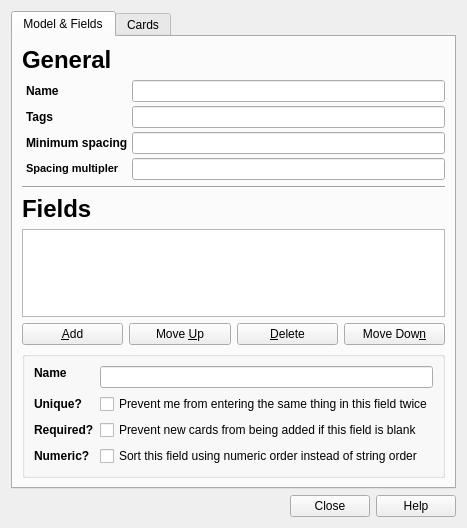
Qt form designer/modelproperties.ui (ankitects/anki) before a commit.
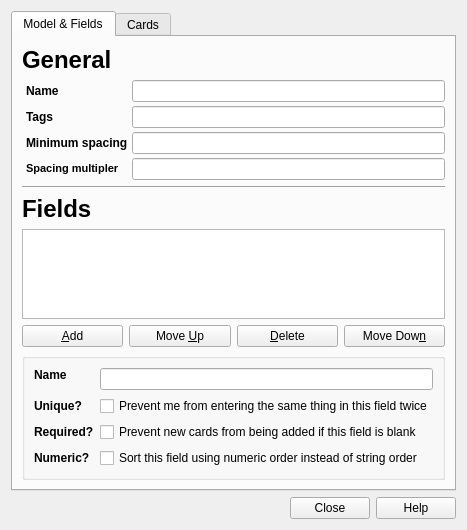
The same form after that commit.

Commit message: fix text truncation

What changed in the file:
```diff
--- a/designer/modelproperties.ui
+++ b/designer/modelproperties.ui
@@ -8,8 +8,8 @@
    <rect>
     <x>0</x>
     <y>0</y>
-    <width>428</width>
-    <height>528</height>
+    <width>448</width>
+    <height>530</height>
    </rect>
   </property>
   <property name="windowTitle" >
@@ -26,8 +26,8 @@
        <rect>
         <x>0</x>
         <y>0</y>
-        <width>412</width>
-        <height>462</height>
+        <width>432</width>
+        <height>464</height>
        </rect>
       </property>
       <attribute name="title" >
```
